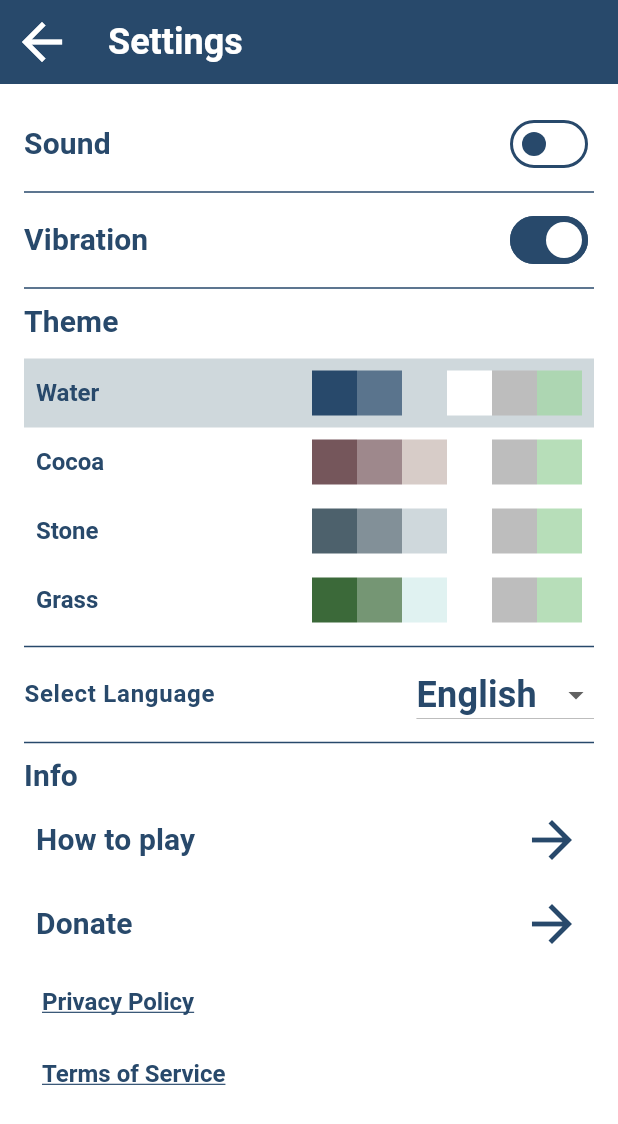
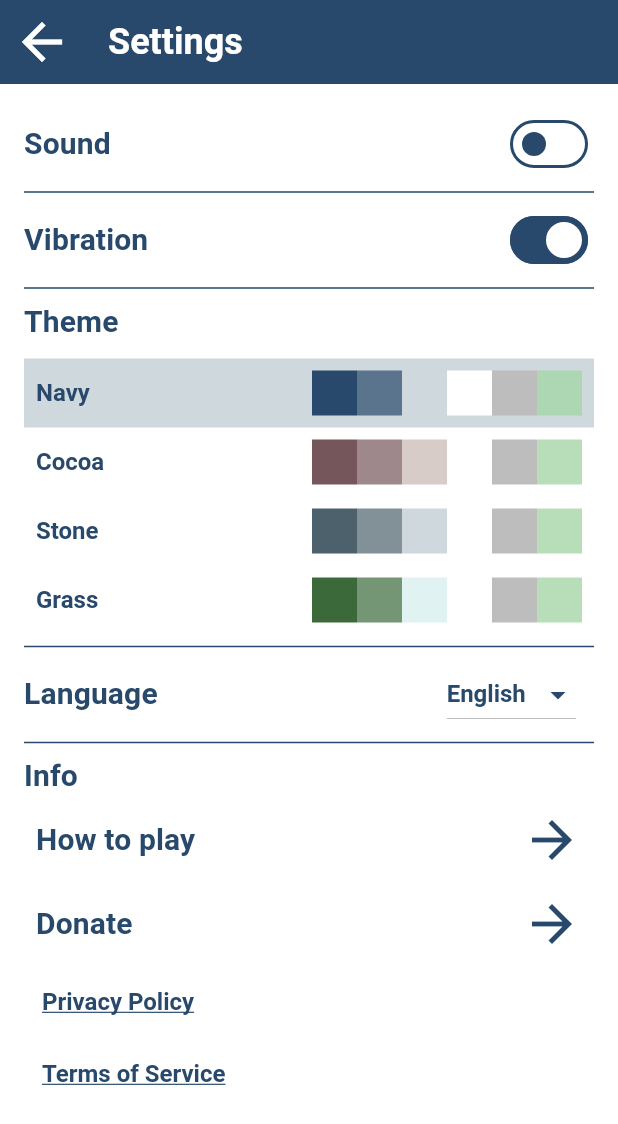
Before and after one commit to julia-morg/numerocide, a Flutter app: the screen it shows after launch, after a tap on the "settings" icon, on a phone screen of 412 x 824 dp. Shown: the top 1124 px of the screen. Run offline on Flutter 3.47's test engine with Material 3 defaults, Android fonts, the phone set to English and light mode, and no system bars; our stand-ins replace audioplayers, confetti, in_app_purchase, shared_preferences, vibration; missing offline and left inert: volume_control; generated files the repository leaves out were written again.

Commit message:
localization

```diff
--- a/assets/l10n/app_en.arb
+++ b/assets/l10n/app_en.arb
@@ -1,6 +1,7 @@
 {
     "@@locale": "en",
     "appTitle": "Numerocide",
+    "languageName": "English",
     "homePageNewGame": "NEW GAME",
     "homePageContinueGame": "CONTINUE GAME",
     "homePageBestResult": "BEST RESULT",
--- a/assets/l10n/app_es.arb
+++ b/assets/l10n/app_es.arb
@@ -1,6 +1,7 @@
 {
     "@@locale": "es",
     "appTitle": "Numerocidio",
+    "languageName": "Español",
     "homePageNewGame": "NUEVO JUEGO",
     "homePageContinueGame": "CONTINUAR JUEGO",
     "homePageBestResult": "MEJOR RESULTADO",
--- a/assets/l10n/app_ru.arb
+++ b/assets/l10n/app_ru.arb
@@ -1,6 +1,7 @@
 {
     "@@locale": "ru",
     "appTitle": "Нумероцид",
+    "languageName": "Русский",
     "homePageNewGame": "НОВАЯ ИГРА",
     "homePageContinueGame": "ПРОДОЛЖИТЬ ИГРУ",
     "homePageBestResult": "ЛУЧШИЙ РЕЗУЛЬТАТ",
--- a/lib/components/settings/language_tile.dart
+++ b/lib/components/settings/language_tile.dart
@@ -1,11 +1,13 @@
 import 'package:flutter/material.dart';
 import '../../game/settings.dart';
 import '../../main.dart';
+import 'package:flutter_gen/gen_l10n/app_localizations.dart';
 
 class LanguageTile extends StatefulWidget {
   final Settings settings;
+  final String title;
 
-  const LanguageTile({super.key, required this.settings});
+  const LanguageTile({super.key, required this.title, required this.settings});
 
   @override
   State<LanguageTile> createState() => _LanguageTileState();
@@ -22,22 +24,29 @@ class _LanguageTileState extends State<LanguageTile> {
 
   @override
   Widget build(BuildContext context) {
-    return Row(
+    TextStyle labelStyle = Theme.of(context).textTheme.titleSmall!;
+    TextStyle langOptionStyle = Theme.of(context).textTheme.displaySmall!;
+
+    List<DropdownMenuItem<String>> languageItems =
+        AppLocalizations.supportedLocales
+            .map((locale) => DropdownMenuItem(
+                  value: locale.languageCode,
+                  child: Text(_getLanguageName(locale.languageCode, context)),
+                ))
+            .toList();
+    String selectedLanguage = AppLocalizations.supportedLocales.any((locale) => locale.languageCode == widget.settings.language) ? widget.settings.language : 'en';
+    return  Row(
         mainAxisAlignment: MainAxisAlignment.spaceBetween,
         children: [
-        Text('Select Language', style: Theme.of(context).textTheme.bodyLarge),
-        DropdownButton<String>(
-          value: _selectedLanguage,
-          items: const [
-            DropdownMenuItem(
-              value: 'en',
-              child: Text('English'),
-            ),
-            DropdownMenuItem(
-              value: 'ru',
-              child: Text('Русский'),
-            ),
-          ],
+          Text(widget.title, style: labelStyle),
+          Padding(
+            padding: const EdgeInsets.only(right: 12.0),
+            child: DropdownButton<String>(
+              value: selectedLanguage,
+              icon: Icon(Icons.arrow_drop_down,
+                  color: Theme.of(context).colorScheme.primary),
+              style: langOptionStyle,
+              items: languageItems,
               onChanged: (String? newValue) {
                 setState(() {
                   _selectedLanguage = newValue!;
@@ -47,7 +56,14 @@ class _LanguageTileState extends State<LanguageTile> {
                 });
               },
             ),
+          ),
         ],
     );
   }
+
+  String _getLanguageName(String languageCode, BuildContext context) {
+    Locale locale = Locale(languageCode);
+    AppLocalizations? localizations = lookupAppLocalizations(locale);
+    return localizations.languageName;
   }
+}
--- a/lib/components/settings/theme_tile.dart
+++ b/lib/components/settings/theme_tile.dart
@@ -53,7 +53,7 @@ class _ThemeTileState extends State<ThemeTile> {
                   children: [
                     Expanded(
                       child: Text(
-                        Themes.themeDisplayName(themeName),
+                        _getLocalizedTheme(context, themeName),
                         style: themeLabelStyle,
                       ),
                     ),
@@ -75,4 +75,16 @@ class _ThemeTileState extends State<ThemeTile> {
       ],
     );
   }
+
+  String _getLocalizedTheme(BuildContext context, String themeName) {
+    Map<String, String Function(AppLocalizations)> tutorialStepMap = {
+      Themes.brown: (localizations) => localizations.settingsPageThemeCocoa,
+      Themes.navy: (localizations) => localizations.settingsPageThemeNavy,
+      Themes.grey: (localizations) => localizations.settingsPageThemeStone,
+      Themes.green: (localizations) => localizations.settingsPageThemeGrass
+    };
+    final localizations = AppLocalizations.of(context)!;
+    return tutorialStepMap[themeName]!.call(localizations);
+  }
+
 }
--- a/lib/components/themes.dart
+++ b/lib/components/themes.dart
@@ -58,6 +58,20 @@ class Themes {
     DividerThemeData dividerThemeData = DividerThemeData(
       color: colorScheme.primary,
     );
+    DropdownMenuThemeData dropdownButtonTheme =  DropdownMenuThemeData(
+      inputDecorationTheme: InputDecorationTheme(
+        fillColor: colorScheme.secondaryContainer,
+        filled: true,
+        border: OutlineInputBorder(
+          borderRadius: BorderRadius.circular(10),
+          borderSide: BorderSide(
+            color: colorScheme.primary,
+          ),
+        ),
+      ),
+      textStyle: textTheme.bodyMedium,
+    );
+
 
     return ThemeData(
       useMaterial3: true,
@@ -71,6 +85,7 @@ class Themes {
       switchTheme: switchThemeData,
       dialogTheme: dialogTheme,
       dividerTheme: dividerThemeData,
+      dropdownMenuTheme: dropdownButtonTheme,
     );
   }
 
--- a/lib/pages/settings_page.dart
+++ b/lib/pages/settings_page.dart
@@ -34,7 +34,8 @@ class _SettingsPageState extends State<SettingsPage> {
       ),
       body: Padding(
         padding: const EdgeInsets.all(16.0),
-        child: Column(
+        child: SingleChildScrollView(
+    child: Column(
           crossAxisAlignment: CrossAxisAlignment.start,
           children: [
             SettingsSwitchTile(
@@ -53,7 +54,10 @@ class _SettingsPageState extends State<SettingsPage> {
             const Divider(),
             ThemeTile(settings: widget.settings),
             const Divider(),
-            LanguageTile(settings: widget.settings),
+            LanguageTile(
+                title: AppLocalizations.of(context)!.settingsPageLang,
+                settings: widget.settings
+            ),
             const Divider(),
             Text(AppLocalizations.of(context)!.settingsPageInfo, style: labelStyle),
             GotoPageTile(
@@ -75,6 +79,7 @@ class _SettingsPageState extends State<SettingsPage> {
           ],
         ),
       ),
+      ),
     );
   }
 }
```
Lines whose indentation alone changed are shown as unchanged.
